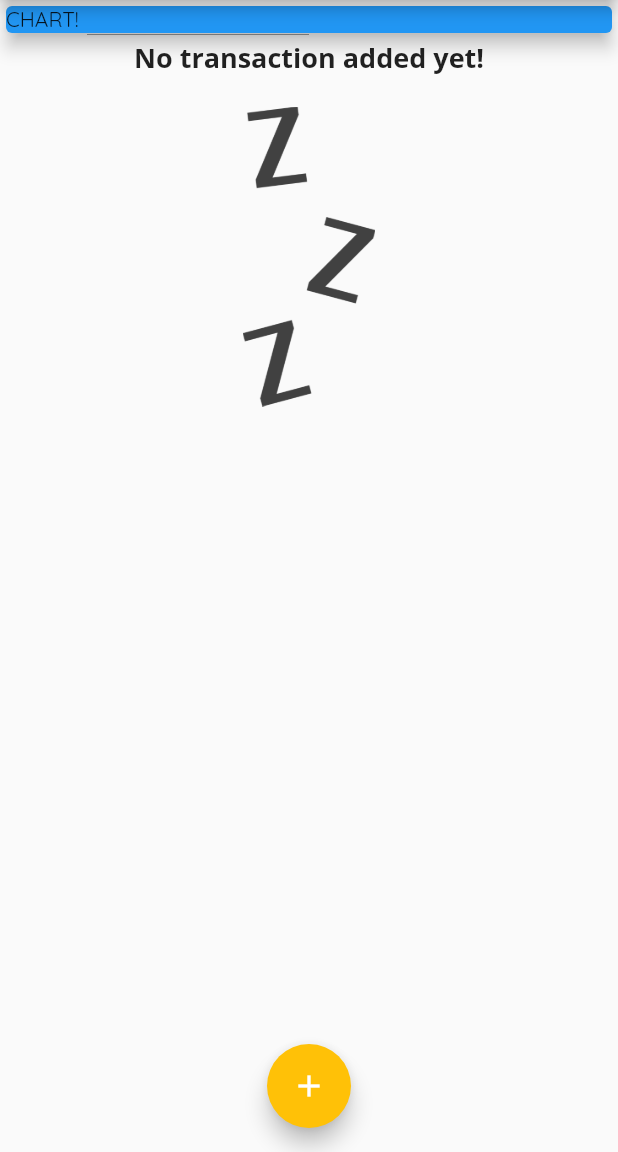
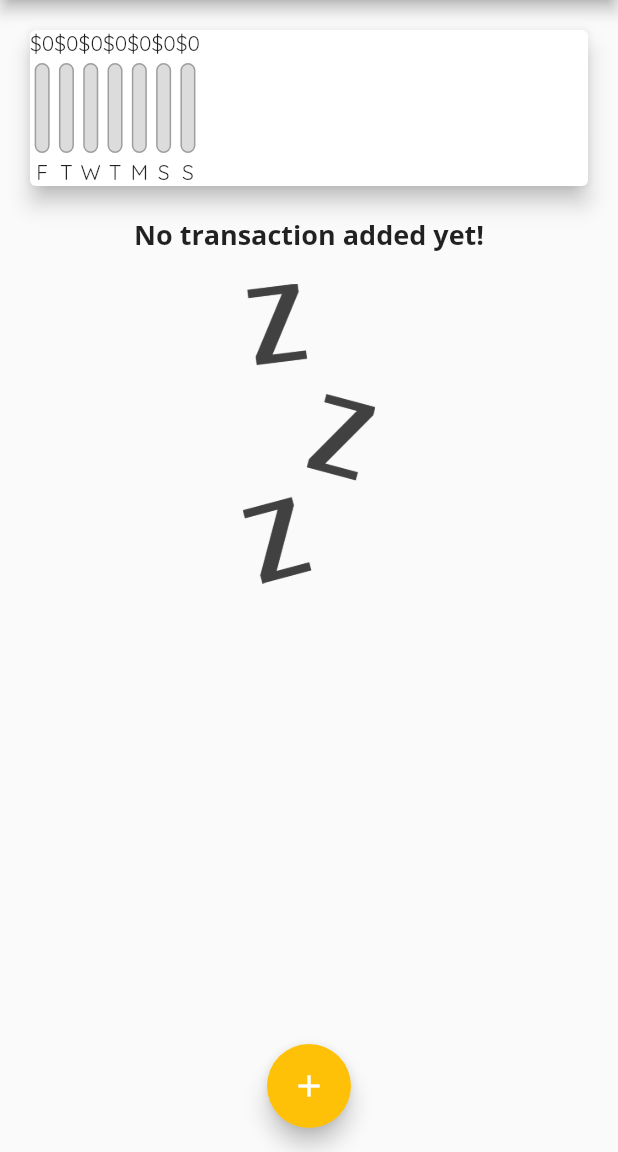
Before and after one commit to Ben1980/learn_flutter, a Flutter app: the screen it shows after launch, on a phone screen of 412 x 824 dp, the part 84-1236 px from its top. Run offline on Flutter 3.47's test engine with Material 2 defaults, Android fonts, the phone set to English and light mode, and no system bars; missing offline and left inert: dart:ffi.

Commit message:
chart added

```diff
--- a/personal_expenses/lib/main.dart
+++ b/personal_expenses/lib/main.dart
@@ -3,6 +3,7 @@ import 'package:flutter/material.dart';
 import './models/transaction.dart';
 import './widgets/new_transaction.dart';
 import './widgets/transaction_list.dart';
+import './widgets/chart.dart';
 
 void main() => runApp(MyApp());
 
@@ -61,6 +62,16 @@ class MyHomePage extends StatefulWidget {
 class _MyHomePageState extends State<MyHomePage> {
   final List<Transaction> _userTransactions = [];
 
+  List<Transaction> get _recentTransactions {
+    return _userTransactions.where((tx) {
+      return tx.date.isAfter(
+        DateTime.now().subtract(
+          const Duration(days: 7),
+        ),
+      );
+    }).toList();
+  }
+
   void _addNewTransaction(String title, double amount) {
     final newTx = Transaction(
       title: title,
@@ -104,14 +115,7 @@ class _MyHomePageState extends State<MyHomePage> {
           mainAxisAlignment: MainAxisAlignment.start,
           crossAxisAlignment: CrossAxisAlignment.stretch,
           children: [
-            Container(
-              width: double.infinity,
-              child: const Card(
-                color: Colors.blue,
-                child: Text('CHART!'),
-                elevation: 5,
-              ),
-            ),
+            Chart(_recentTransactions),
             TransactionList(_userTransactions),
           ],
         ),
--- /dev/null
+++ b/personal_expenses/lib/widgets/chart.dart
@@ -0,0 +1,60 @@
+import 'package:flutter/material.dart';
+import "package:intl/intl.dart";
+
+import '../models/transaction.dart';
+import '../widgets/chart_bar.dart';
+
+class Chart extends StatelessWidget {
+  final List<Transaction> recentTransactions;
+
+  const Chart(this.recentTransactions, {Key? key}) : super(key: key);
+
+  List<Map<String, Object>> get groupedTransactionValues {
+    return List.generate(7, (index) {
+      final weekDay = DateTime.now().subtract(
+        // generate recent 7 days starting from today
+        Duration(days: index),
+      );
+
+      var totalSum = 0.0;
+      for (var tx in recentTransactions) {
+        if (tx.date.day == weekDay.day &&
+            tx.date.month == weekDay.month &&
+            tx.date.year == weekDay.year) {
+          totalSum += tx.amount;
+        }
+      }
+
+      return {
+        'day': DateFormat.E().format(weekDay).substring(0, 1),
+        'amount': totalSum,
+      };
+    });
+  }
+
+  double get totalSpending {
+    return groupedTransactionValues.fold(0.0, (sum, item) {
+      return sum + (item['amount'] as double);
+    });
+  }
+
+  @override
+  Widget build(BuildContext context) {
+    return Card(
+      elevation: 6,
+      margin: const EdgeInsets.all(20),
+      child: Row(
+        children: groupedTransactionValues.map((data) {
+          final day = (data['day'] as String);
+          final amount = (data['amount'] as double);
+          final percentage = totalSpending > 0 ? amount / totalSpending : 0.0;
+          return ChartBar(
+            day,
+            amount,
+            percentage,
+          );
+        }).toList(),
+      ),
+    );
+  }
+}
--- /dev/null
+++ b/personal_expenses/lib/widgets/chart_bar.dart
@@ -0,0 +1,55 @@
+import 'package:flutter/material.dart';
+
+class ChartBar extends StatelessWidget {
+  final String label;
+  final double spendingAmount;
+  final double spendingPercentageOfTotal;
+
+  const ChartBar(
+      this.label, this.spendingAmount, this.spendingPercentageOfTotal,
+      {Key? key})
+      : super(key: key);
+
+  @override
+  Widget build(BuildContext context) {
+    return Column(
+      children: [
+        Text('\$${spendingAmount.toStringAsFixed(0)}'),
+        SizedBox(
+          height: 4,
+        ),
+        Container(
+          height: 60,
+          width: 10,
+          child: Stack(
+            children: [
+              Container(
+                decoration: BoxDecoration(
+                  border: Border.all(
+                    color: Colors.grey,
+                    width: 1.0,
+                  ),
+                  color: Color.fromRGBO(220, 220, 220, 1),
+                  borderRadius: BorderRadius.circular(10),
+                ),
+              ),
+              FractionallySizedBox(
+                heightFactor: spendingPercentageOfTotal,
+                child: Container(
+                  decoration: BoxDecoration(
+                    color: Theme.of(context).primaryColor,
+                    borderRadius: BorderRadius.circular(10),
+                  ),
+                ),
+              ),
+            ],
+          ),
+        ),
+        SizedBox(
+          height: 4,
+        ),
+        Text(label),
+      ],
+    );
+  }
+}
```
